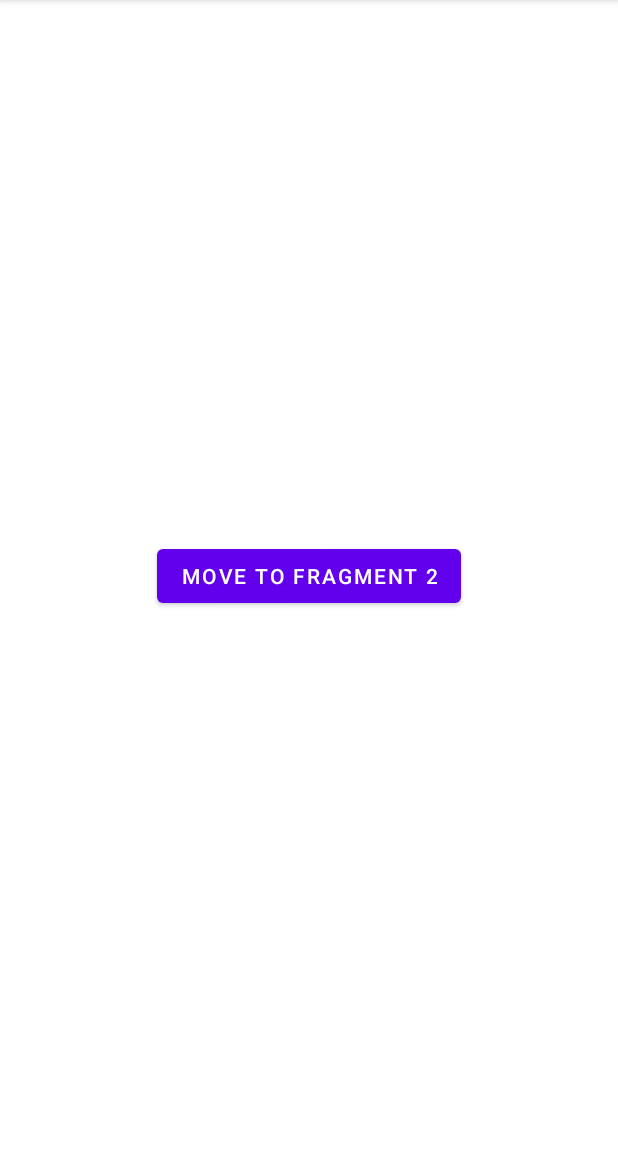
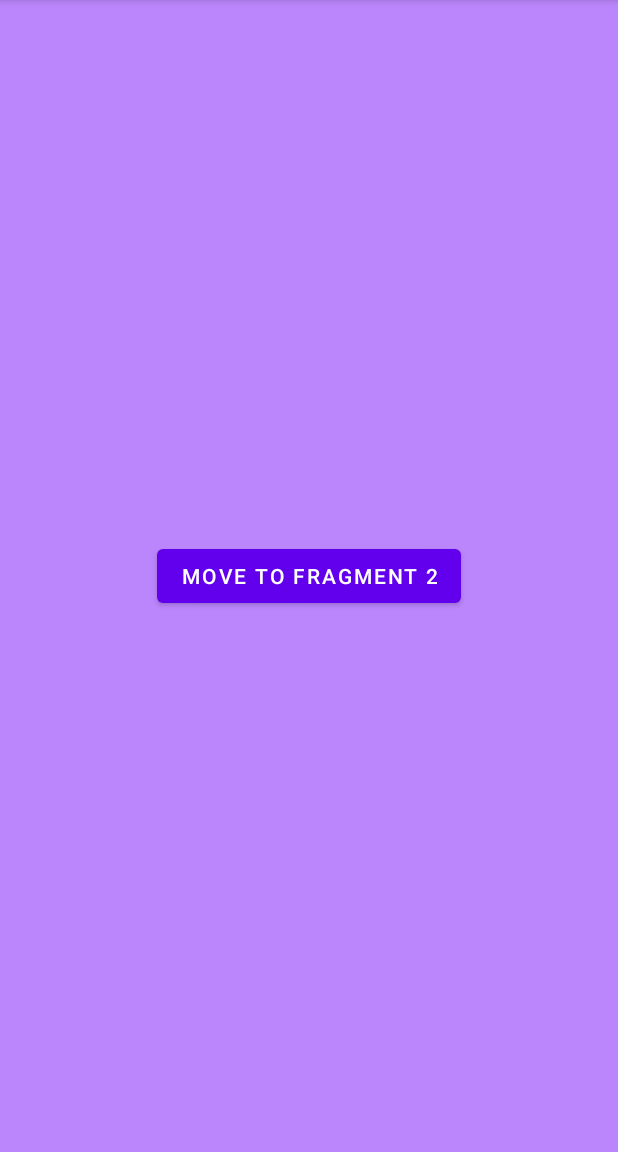
Before and after one commit to ZuckyNeeraj/Fragment-Switching, an Android app: the screen it shows after launch (MainActivity), on a phone screen of 412 x 824 dp, the part 84-1236 px from its top. Run offline under Robolectric (Android 15) with nearby library versions, the phone set to English and light mode, and no system bars.

Commit message:
Added some background tot he fragments.

```diff
--- a/app/src/main/java/com/example/fragmentbackapp/MainActivity.kt
+++ b/app/src/main/java/com/example/fragmentbackapp/MainActivity.kt
@@ -11,7 +11,7 @@ class MainActivity : AppCompatActivity() {
 
         val fragmentOne = Fragment1()
 
-        //initially the fragment that has to be laoded
+        //initially the fragment that has to be loaded
         supportFragmentManager.beginTransaction().apply {
             replace(R.id.flframe, fragmentOne)
             commit()
--- a/app/src/main/res/layout/fragment_1.xml
+++ b/app/src/main/res/layout/fragment_1.xml
@@ -4,6 +4,7 @@
     xmlns:tools="http://schemas.android.com/tools"
     android:layout_width="match_parent"
     android:layout_height="match_parent"
+    android:background="@color/purple_200"
     tools:context=".Fragment1">
 
     <Button
--- a/app/src/main/res/layout/fragment_2.xml
+++ b/app/src/main/res/layout/fragment_2.xml
@@ -4,6 +4,7 @@
     android:layout_width="match_parent"
     android:layout_height="match_parent"
     xmlns:app="http://schemas.android.com/apk/res-auto"
+    android:background="@color/teal_700"
     tools:context=".Fragment2">
 
     <!-- TODO: Update blank fragment layout -->
--- a/app/src/main/res/layout/fragment_3.xml
+++ b/app/src/main/res/layout/fragment_3.xml
@@ -4,6 +4,7 @@
     android:layout_width="match_parent"
     android:layout_height="match_parent"
     xmlns:app="http://schemas.android.com/apk/res-auto"
+    android:background="@color/cardview_dark_background"
     tools:context=".Fragment3">
 
     <!-- TODO: Update blank fragment layout -->
--- a/app/src/main/res/layout/fragment_4.xml
+++ b/app/src/main/res/layout/fragment_4.xml
@@ -4,6 +4,7 @@
     android:layout_width="match_parent"
     android:layout_height="match_parent"
     xmlns:app="http://schemas.android.com/apk/res-auto"
+    android:background="@color/cardview_shadow_start_color"
     tools:context=".Fragment4">
 
     <!-- TODO: Update blank fragment layout -->
```
